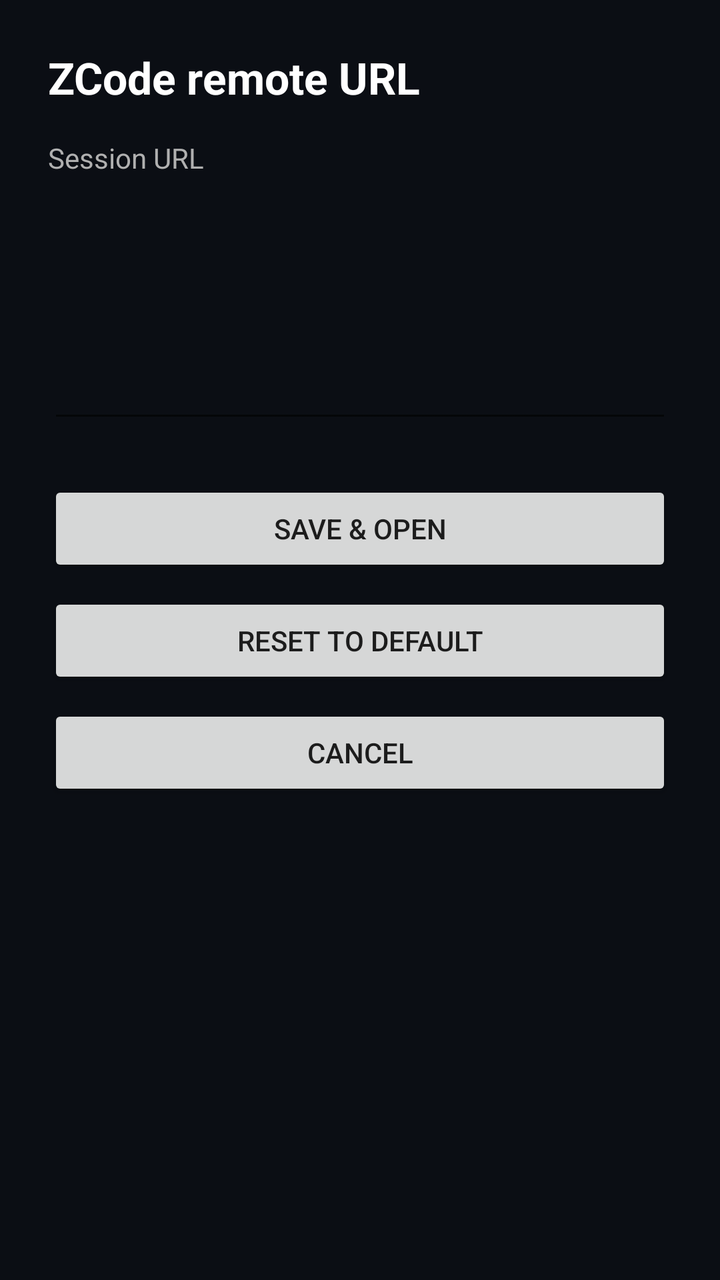
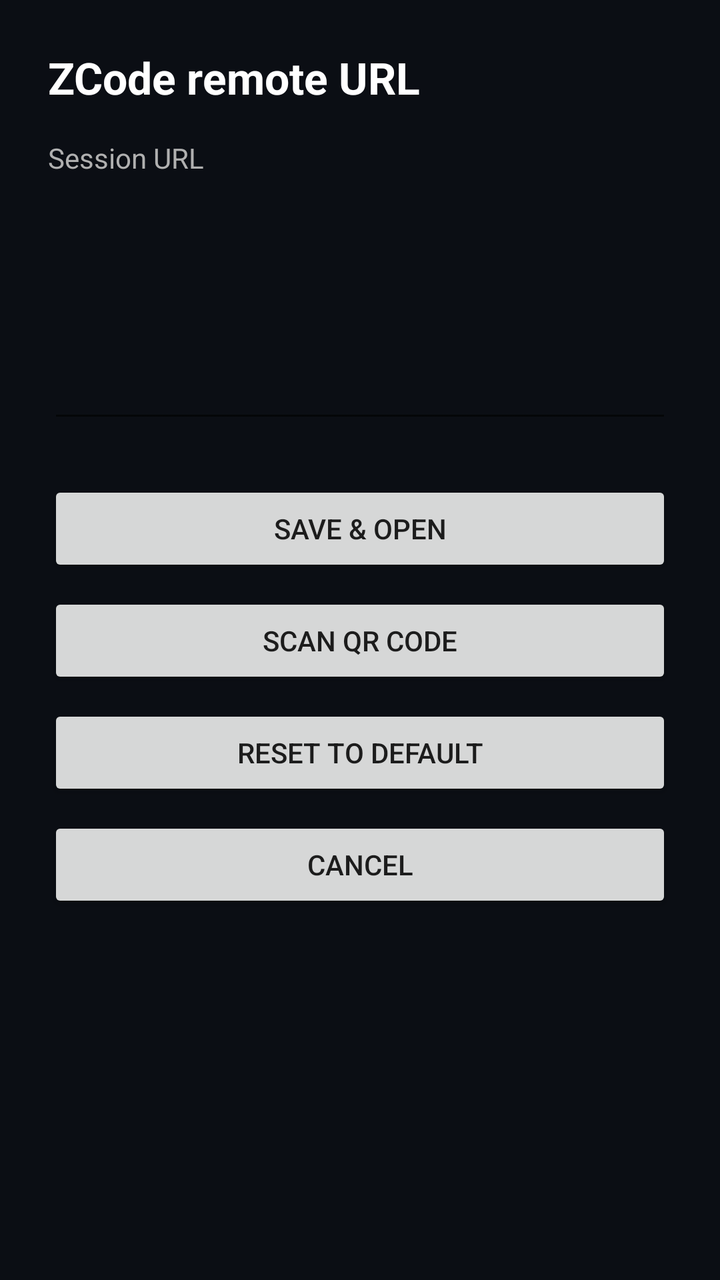

Before-and-after screenshots of an Android layout around one commit, followed by the original layout XML and the change that was made.
<!-- AndroidManifest.xml: application theme Theme.ZCodeRemote -->
<!-- res/layout/activity_settings.xml -->
<?xml version="1.0" encoding="utf-8"?>
<ScrollView xmlns:android="http://schemas.android.com/apk/res/android"
    android:layout_width="match_parent"
    android:layout_height="match_parent"
    android:background="@color/window_background"
    android:fillViewport="true">

    <LinearLayout
        android:layout_width="match_parent"
        android:layout_height="wrap_content"
        android:orientation="vertical"
        android:padding="24dp">

        <TextView
            android:id="@+id/settings_title"
            android:layout_width="wrap_content"
            android:layout_height="wrap_content"
            android:text="@string/settings_title"
            android:textColor="#FFFFFF"
            android:textSize="22sp"
            android:textStyle="bold" />

        <TextView
            android:id="@+id/url_label"
            android:layout_width="wrap_content"
            android:layout_height="wrap_content"
            android:layout_marginTop="16dp"
            android:text="@string/url_label"
            android:textColor="#B0B0B0"
            android:textSize="14sp" />

        <EditText
            android:id="@+id/url_input"
            android:layout_width="match_parent"
            android:layout_height="wrap_content"
            android:layout_marginTop="8dp"
            android:gravity="top"
            android:inputType="textUri|textMultiLine|textNoSuggestions"
            android:minHeight="120dp"
            android:textColor="#FFFFFF" />

        <Button
            android:id="@+id/btn_save"
            android:layout_width="match_parent"
            android:layout_height="wrap_content"
            android:layout_marginTop="24dp"
            android:text="@string/btn_save" />

        <Button
            android:id="@+id/btn_reset"
            android:layout_width="match_parent"
            android:layout_height="wrap_content"
            android:layout_marginTop="8dp"
            android:text="@string/btn_reset" />

        <Button
            android:id="@+id/btn_cancel"
            android:layout_width="match_parent"
            android:layout_height="wrap_content"
            android:layout_marginTop="8dp"
            android:text="@string/btn_cancel" />
    </LinearLayout>
</ScrollView>
<!-- resources referenced by this layout -->
<resources>
  <color name="window_background">#FF0B0E14</color>
  <string name="btn_cancel">Cancel</string>
  <string name="btn_reset">Reset to default</string>
  <string name="btn_save">Save &amp; Open</string>
  <string name="settings_title">ZCode remote URL</string>
  <string name="url_label">Session URL</string>
  <style name="Theme.ZCodeRemote" parent="Theme.AppCompat.DayNight.NoActionBar">
          <item name="android:windowBackground">@color/window_background</item>
          <item name="android:statusBarColor">@color/status_bar</item>
          <item name="android:navigationBarColor">@color/status_bar</item>
          <item name="android:windowLightStatusBar">false</item>
          <item name="colorPrimary">@color/accent</item>
          <item name="colorPrimaryDark">@color/status_bar</item>
          <item name="colorAccent">@color/accent</item>
      </style>
  <color name="status_bar">#FF0B0E14</color>
  <color name="accent">#FF6C5CE7</color>
</resources>

<!-- the commit's change to res/layout/activity_settings.xml (unified diff, before → after) -->
@@ -47,6 +47,13 @@
             android:text="@string/btn_save" />
 
         <Button
+            android:id="@+id/btn_scan"
+            android:layout_width="match_parent"
+            android:layout_height="wrap_content"
+            android:layout_marginTop="8dp"
+            android:text="@string/btn_scan_qr" />
+
+        <Button
             android:id="@+id/btn_reset"
             android:layout_width="match_parent"
             android:layout_height="wrap_content"
<!-- resource entries referenced after the edit -->
@@ -4,6 +4,7 @@
   <string name="btn_cancel">Cancel</string>
   <string name="btn_reset">Reset to default</string>
   <string name="btn_save">Save &amp; Open</string>
+  <string name="btn_scan_qr">Scan QR code</string>
   <string name="settings_title">ZCode remote URL</string>
   <string name="url_label">Session URL</string>
   <style name="Theme.ZCodeRemote" parent="Theme.AppCompat.DayNight.NoActionBar">
